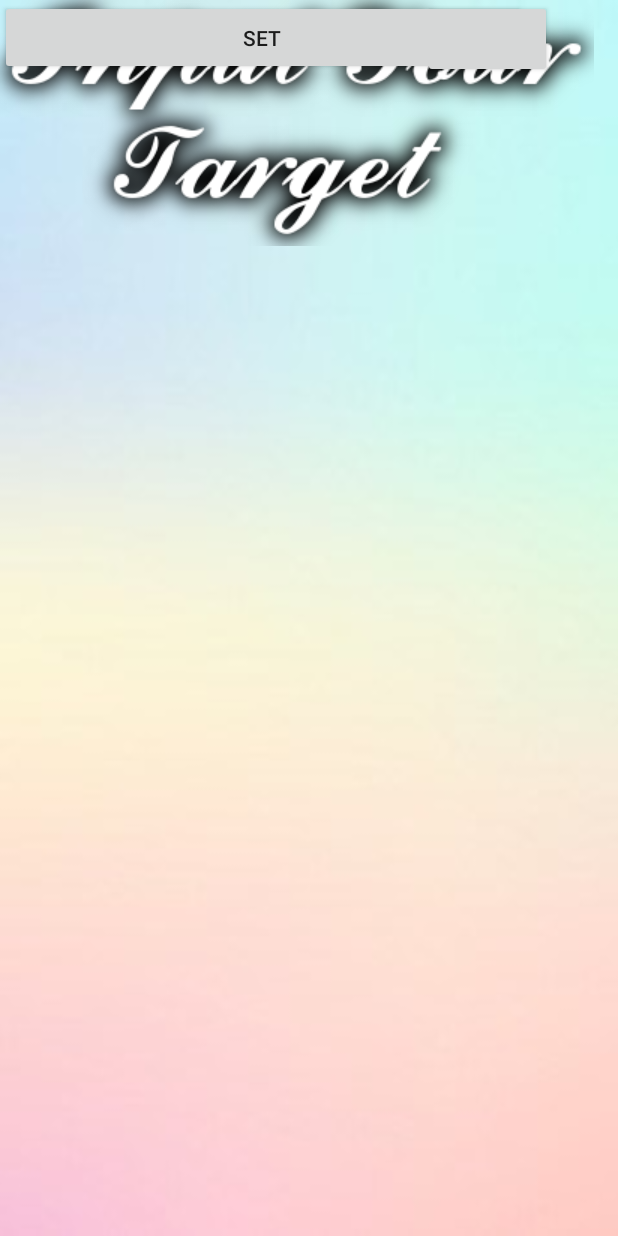
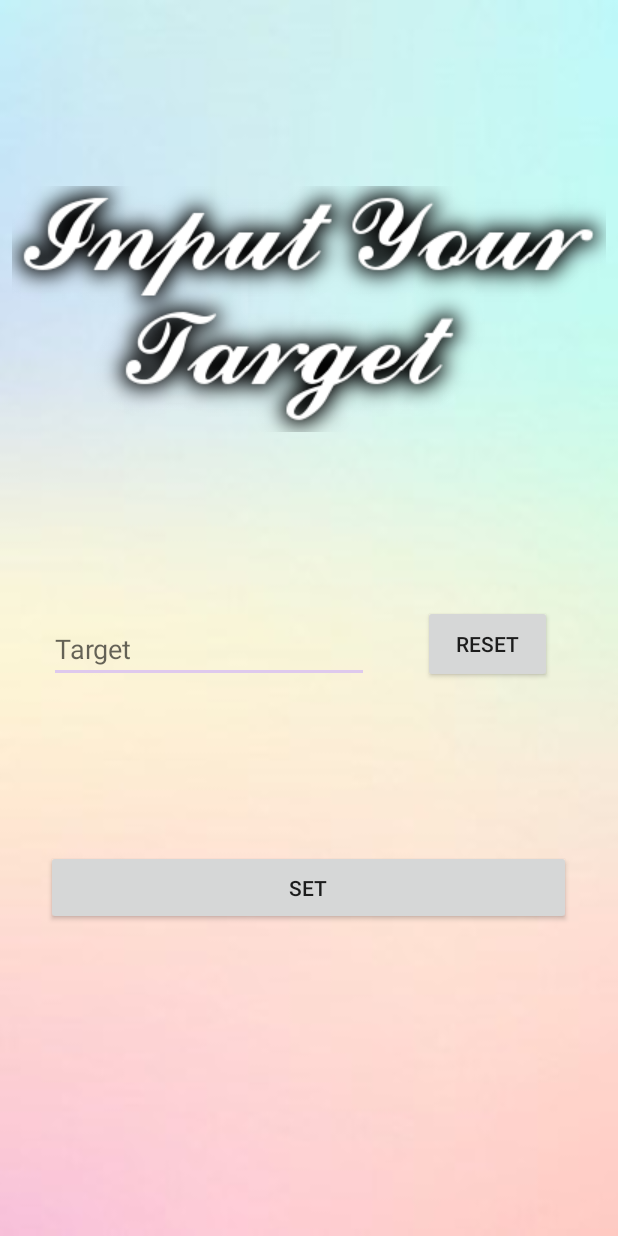
Before and after one commit to mekptang/KidFinance, an Android app: the ReturnTargetActivity screen opened directly, with no data from a screen before it, on a phone screen of 412 x 824 dp. Run offline under Robolectric (Android 15) with nearby library versions, the phone set to English and light mode, and no system bars.

Commit message:
Art work for fragment_target

```diff
--- a/app/src/main/res/layout/activity_return_target.xml
+++ b/app/src/main/res/layout/activity_return_target.xml
@@ -11,34 +11,41 @@
         android:id="@+id/target_text"
         android:layout_width="wrap_content"
         android:layout_height="wrap_content"
+        android:layout_marginTop="122dp"
+        android:layout_marginEnd="36dp"
         android:ems="10"
         android:hint="Target"
         android:inputType="textPersonName"
-        tools:layout_editor_absoluteX="32dp"
-        tools:layout_editor_absoluteY="410dp" />
+        app:layout_constraintEnd_toStartOf="@+id/reset_button"
+        app:layout_constraintTop_toBottomOf="@+id/imageView2" />
 
     <Button
         android:id="@+id/reset_button"
         android:layout_width="86dp"
         android:layout_height="52dp"
+        android:layout_marginTop="115dp"
         android:layout_marginEnd="44dp"
         android:text="Reset"
         app:layout_constraintEnd_toEndOf="parent"
-        tools:layout_editor_absoluteY="403dp" />
+        app:layout_constraintTop_toBottomOf="@+id/imageView2" />
 
     <Button
         android:id="@+id/set_button"
         android:layout_width="350dp"
         android:layout_height="50dp"
+        android:layout_marginTop="111dp"
+        android:layout_marginEnd="31dp"
         android:text="Set"
-        tools:layout_editor_absoluteX="30dp"
-        tools:layout_editor_absoluteY="566dp" />
+        app:layout_constraintEnd_toEndOf="parent"
+        app:layout_constraintTop_toBottomOf="@+id/target_text" />
 
     <ImageView
         android:id="@+id/imageView2"
         android:layout_width="wrap_content"
         android:layout_height="wrap_content"
-        app:srcCompat="@drawable/input_your_target"
-        tools:layout_editor_absoluteX="7dp"
-        tools:layout_editor_absoluteY="124dp" />
+        android:layout_marginTop="124dp"
+        android:layout_marginEnd="8dp"
+        app:layout_constraintEnd_toEndOf="parent"
+        app:layout_constraintTop_toTopOf="parent"
+        app:srcCompat="@drawable/input_your_target" />
 </android.support.constraint.ConstraintLayout>
--- a/app/src/main/res/layout/fragment_target.xml
+++ b/app/src/main/res/layout/fragment_target.xml
@@ -7,6 +7,7 @@
     android:orientation="vertical"
     android:paddingLeft="16dp"
     android:paddingRight="16dp"
+    android:background="@drawable/bg_mixed_color"
     >
 
 
@@ -62,8 +63,8 @@
             android:layout_alignRight="@+id/select_item"
             android:layout_marginLeft="0dp"
             android:layout_marginTop="77dp"
-            android:layout_marginEnd="-17dp"
-            android:layout_marginRight="-17dp"
+            android:layout_marginEnd="-31dp"
+            android:layout_marginRight="-31dp"
             android:layout_marginBottom="10dp"
             android:adjustViewBounds="true"
             android:background="@null"
```
